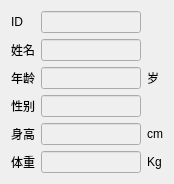
Above: Bodystat/ui/cursubjwidget.ui from hym-dn/Bodystat before the change. Below: the same form after it.
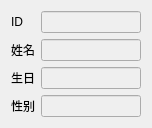
That is the form after the change.

What changed in the file:
```diff
--- a/Bodystat/ui/cursubjwidget.ui
+++ b/Bodystat/ui/cursubjwidget.ui
@@ -6,8 +6,8 @@
    <rect>
     <x>0</x>
     <y>0</y>
-    <width>166</width>
-    <height>168</height>
+    <width>148</width>
+    <height>116</height>
    </rect>
   </property>
   <property name="windowTitle">
@@ -21,8 +21,8 @@
      </property>
     </widget>
    </item>
-   <item row="0" column="1">
-    <widget class="QLineEdit" name="_idLineEdit">
+   <item row="1" column="1">
+    <widget class="QLineEdit" name="_nameLineEdit">
      <property name="enabled">
       <bool>false</bool>
      </property>
@@ -50,37 +50,15 @@
      </property>
     </widget>
    </item>
-   <item row="1" column="1">
-    <widget class="QLineEdit" name="_nameLineEdit">
-     <property name="enabled">
-      <bool>false</bool>
-     </property>
-     <property name="minimumSize">
-      <size>
-       <width>100</width>
-       <height>0</height>
-      </size>
-     </property>
-     <property name="maximumSize">
-      <size>
-       <width>100</width>
-       <height>16777215</height>
-      </size>
-     </property>
-     <property name="readOnly">
-      <bool>true</bool>
-     </property>
-    </widget>
-   </item>
    <item row="2" column="0">
-    <widget class="QLabel" name="_ageLabel">
+    <widget class="QLabel" name="_birthdayLabel">
      <property name="text">
-      <string>年龄</string>
+      <string>生日</string>
      </property>
     </widget>
    </item>
-   <item row="2" column="1">
-    <widget class="QLineEdit" name="_ageLineEdit">
+   <item row="0" column="1">
+    <widget class="QLineEdit" name="_idLineEdit">
      <property name="enabled">
       <bool>false</bool>
      </property>
@@ -101,13 +79,6 @@
      </property>
     </widget>
    </item>
-   <item row="2" column="2">
-    <widget class="QLabel" name="_yearLabel">
-     <property name="text">
-      <string>岁</string>
-     </property>
-    </widget>
-   </item>
    <item row="3" column="0">
     <widget class="QLabel" name="_sexLabel">
      <property name="text">
@@ -137,15 +108,8 @@
      </property>
     </widget>
    </item>
-   <item row="4" column="0">
-    <widget class="QLabel" name="_heightLabel">
-     <property name="text">
-      <string>身高</string>
-     </property>
-    </widget>
-   </item>
-   <item row="4" column="1">
-    <widget class="QLineEdit" name="_heightLineEdit">
+   <item row="2" column="1">
+    <widget class="QLineEdit" name="_birthdayLineEdit">
      <property name="enabled">
       <bool>false</bool>
      </property>
@@ -162,50 +126,7 @@
       </size>
      </property>
      <property name="readOnly">
-      <bool>true</bool>
-     </property>
-    </widget>
-   </item>
-   <item row="4" column="2">
-    <widget class="QLabel" name="_cmLabel">
-     <property name="text">
-      <string>cm</string>
-     </property>
-    </widget>
-   </item>
-   <item row="5" column="0">
-    <widget class="QLabel" name="_weightLabel">
-     <property name="text">
-      <string>体重</string>
-     </property>
-    </widget>
-   </item>
-   <item row="5" column="1">
-    <widget class="QLineEdit" name="_weightLineEdit">
-     <property name="enabled">
       <bool>false</bool>
-     </property>
-     <property name="minimumSize">
-      <size>
-       <width>100</width>
-       <height>0</height>
-      </size>
-     </property>
-     <property name="maximumSize">
-      <size>
-       <width>100</width>
-       <height>16777215</height>
-      </size>
-     </property>
-     <property name="readOnly">
-      <bool>true</bool>
-     </property>
-    </widget>
-   </item>
-   <item row="5" column="2">
-    <widget class="QLabel" name="_kgLabel">
-     <property name="text">
-      <string>Kg</string>
      </property>
     </widget>
    </item>
```
